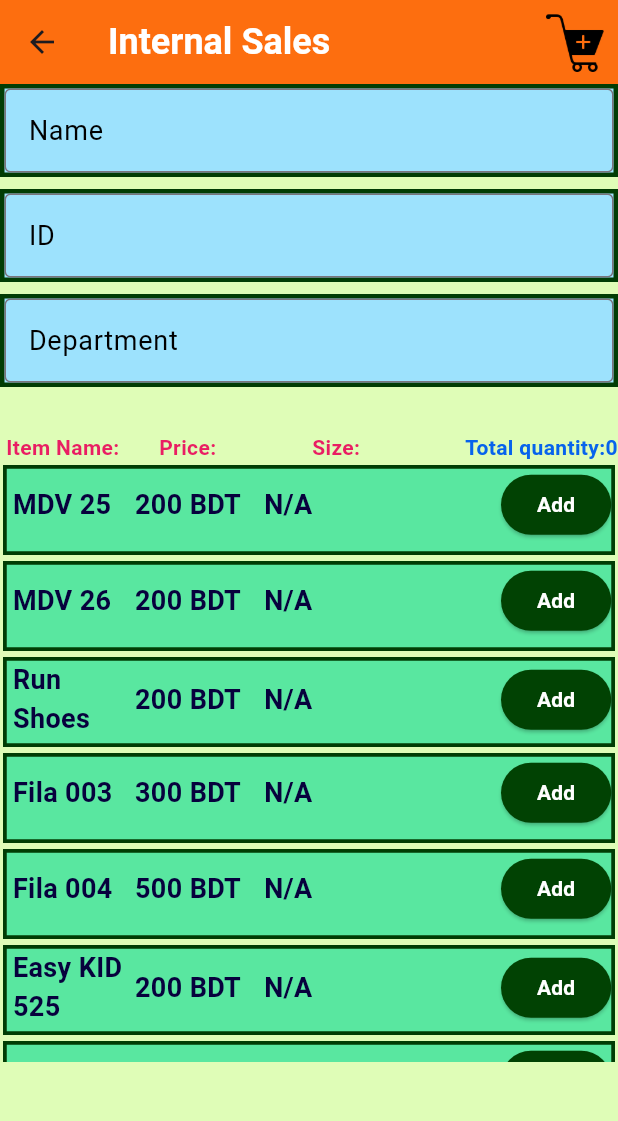
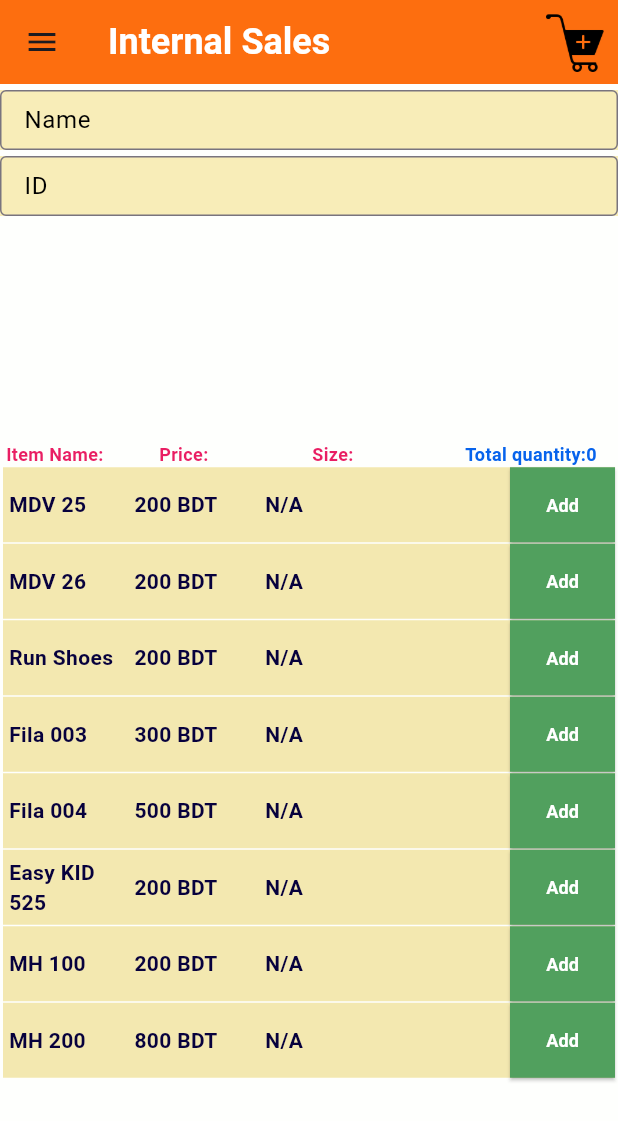
Before and after one commit to minhazmashfi/Niret_ERP, a Flutter app: the InternalState screen opened directly, on a phone screen of 412 x 824 dp. Shown: the top 1121 px of the screen. Run offline on Flutter 3.47's test engine with Material 3 defaults, Android fonts, the phone set to English and light mode, and no system bars; our stand-ins replace get, google_fonts; missing offline and left inert: back_pressed; Roboto replaces fonts that are missing (Acme, Ubuntu).

Commit message:
Internal sale redesigned

```diff
--- a/lib/internal_sale.dart
+++ b/lib/internal_sale.dart
@@ -6,6 +6,7 @@
 import 'package:niret_app/cart_page.dart';
 import 'package:niret_app/shoelist_tiles.dart';
 import 'package:niret_app/textField_sales.dart';
+import 'package:niret_app/sidebar.dart';
 
 class InternalState extends StatefulWidget {
   @override
@@ -30,6 +31,7 @@
   @override
   Widget build(context) {
     return Scaffold(
+      drawer: Sidebar(),
       appBar: AppBar(
         title: Text('Internal Sales',
             style: GoogleFonts.ubuntu(
@@ -49,18 +51,18 @@
               icon:  Image.asset('assets/images/cart.png'))
         ],
       ),
-      backgroundColor: Color.fromARGB(255, 223, 253, 183),
+      backgroundColor: Color.fromARGB(255, 254, 255, 253),
       body: SingleChildScrollView(
         child: Column(
 
           crossAxisAlignment: CrossAxisAlignment.start,
           children: [
+            const SizedBox(height: 4,),
             TextFieldSales('Name'),
-            const SizedBox(height: 8),
+            const SizedBox(height: 4),
             TextFieldSales('ID'),
-            const SizedBox(height: 8),
-            TextFieldSales('Department'),
-            const SizedBox(height: 30),
+            const SizedBox(height: 150),
+
             Row(
               children: [
               const  SizedBox(width: 4),
@@ -68,32 +70,32 @@
                     child:  Text(
                   'Item Name:',
                   style: TextStyle(
-                      fontSize: 14,
+                      fontSize: 12,
                       fontWeight: FontWeight.bold,
                       color: Colors.pink),
                 )),
               const  Expanded(
                     child: Text('Price:',
                         style: TextStyle(
-                            fontSize: 14,
+                            fontSize: 12,
                             fontWeight: FontWeight.bold,
                             color: Colors.pink))),
               const  Expanded(
                     child: Text('Size:',
                         style: TextStyle(
-                            fontSize: 14,
+                            fontSize: 12,
                             fontWeight: FontWeight.bold,
                             color: Colors.pink))),
                 Expanded(
                     child: Text('Total quantity:$totalquan',
                         style: const TextStyle(
-                            fontSize: 14,
+                            fontSize: 12,
                             fontWeight: FontWeight.bold,
                             color: Color.fromARGB(255, 7, 99, 236))))
               ],
             ),
             SizedBox(
-              height: 400,
+              height: 450,
               child: ListView(
                 children: [
                   ShoeListTiles(
--- a/lib/panel_page.dart
+++ b/lib/panel_page.dart
@@ -76,7 +76,8 @@
             DashboardTiles('Booking and Sales','assets/images/order.png'),
             DashboardTiles('Export LC','assets/images/exportlc.png'),
             DashboardTiles('Export Document','assets/images/exportdc.png'),
-            DashboardTiles('Sales Offer','assets/images/saleoffer.png')
+            DashboardTiles('Sales Offer','assets/images/saleoffer.png'),
+            DashboardTiles('Gift Approval','assets/images/gift.png')
 
           ],
 
--- a/lib/shoelist_tiles.dart
+++ b/lib/shoelist_tiles.dart
@@ -17,13 +17,13 @@
   Widget build(context) {
 
     return Padding(
-        padding: const EdgeInsets.symmetric(vertical: 2, horizontal: 2),
+        padding: const EdgeInsets.symmetric(vertical: 0.5, horizontal: 2),
         child: Container(
-          height: 60,
+          height: 50,
           decoration:
           BoxDecoration(
-              color: Color.fromARGB(255, 89, 231, 160),
-              border: Border.all(color: Color.fromARGB(255, 1, 61, 4), width: 2.5)),
+              color: Color.fromARGB(255, 243, 232, 176)
+              ),
           alignment: Alignment.centerLeft,
           child: Padding(padding:const EdgeInsets.only(left: 4) ,
             child:
@@ -35,7 +35,7 @@
                         child: Text(
                           labelText,
                           style: GoogleFonts.ubuntuMono(
-                              fontSize: 18, fontWeight: FontWeight.bold, color: Color.fromARGB(255, 7, 1, 61)),
+                              fontSize: 14, fontWeight: FontWeight.bold, color: Color.fromARGB(255, 7, 1, 61)),
                         ),
                       ),
 
@@ -45,7 +45,7 @@
                             child: Text(
                               price,
                               style: GoogleFonts.ubuntuMono(
-                                  fontSize: 18, fontWeight: FontWeight.bold, color: Color.fromARGB(255, 7, 1, 61)),
+                                  fontSize: 14, fontWeight: FontWeight.bold, color: Color.fromARGB(255, 7, 1, 61)),
                             ),
                           ),
 
@@ -53,7 +53,7 @@
                             child: Text(
                               ' N/A',
                               style: GoogleFonts.ubuntuMono(
-                                  fontSize: 18, fontWeight: FontWeight.bold, color: Color.fromARGB(255, 7, 1, 61)),
+                                  fontSize: 14, fontWeight: FontWeight.bold, color: Color.fromARGB(255, 7, 1, 61)),
                             ),
                           ),
 
@@ -69,10 +69,10 @@
 
                       },
 
-                      style: ElevatedButton.styleFrom(backgroundColor: const Color.fromARGB(255, 1, 66, 3),foregroundColor: Colors.white
+                      style: ElevatedButton.styleFrom(backgroundColor: const Color.fromARGB(255,81,160,94),foregroundColor: Colors.white,shape: RoundedRectangleBorder(),fixedSize: Size(70, 50)
                       ),
 
-                      child: const Text('Add',style: TextStyle(fontSize: 14,fontWeight: FontWeight.bold),))
+                      child: const Text('Add',style: TextStyle(fontSize: 12,fontWeight: FontWeight.bold),))
                       ]
                     ),
 
--- a/lib/textField_sales.dart
+++ b/lib/textField_sales.dart
@@ -6,9 +6,10 @@
   final String label;
  Widget build(context){
   return Container(
-    decoration: BoxDecoration(  color: Color.fromARGB(255, 157, 226, 253),
-              border: Border.all(color: Color.fromARGB(255, 1, 61, 4), width: 3)),
+    decoration: BoxDecoration(  color: Color.fromARGB(255, 248,237,184),
+              ),
     child:SizedBox(
+      height:40 ,
       width:600 ,
       child: TextFormField(
                           keyboardType: TextInputType.name,
@@ -17,7 +18,7 @@
                           decoration: InputDecoration(
                             labelStyle: GoogleFonts.acme(
                                 color: Color.fromARGB(255, 0, 0, 0),
-                                fontSize: 18),
+                                fontSize: 16),
                             labelText: label,
                             hintText: 'Enter $label',
                             border: OutlineInputBorder(),
--- a/pubspec.yaml
+++ b/pubspec.yaml
@@ -97,6 +97,7 @@
    - assets/images/SRR.png
    - assets/images/transfer.png
    - assets/images/Dc.png
+   - assets/images/gift.png
 
 
 
```
Also changed, not shown: assets/images/gift.png (added).
